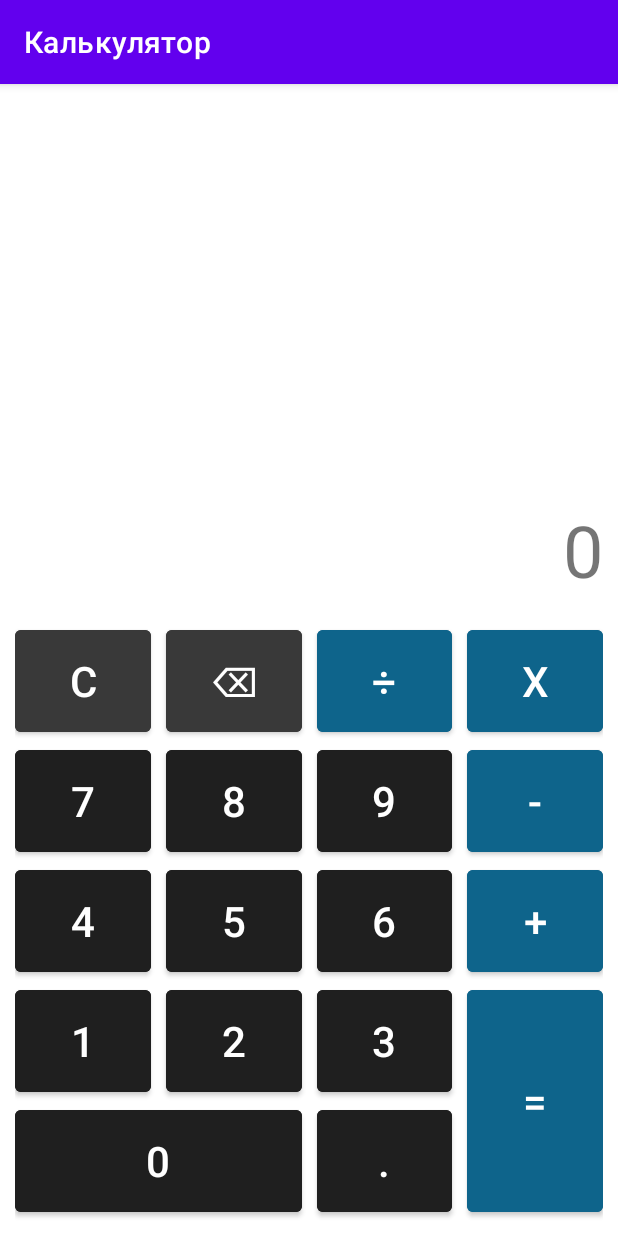
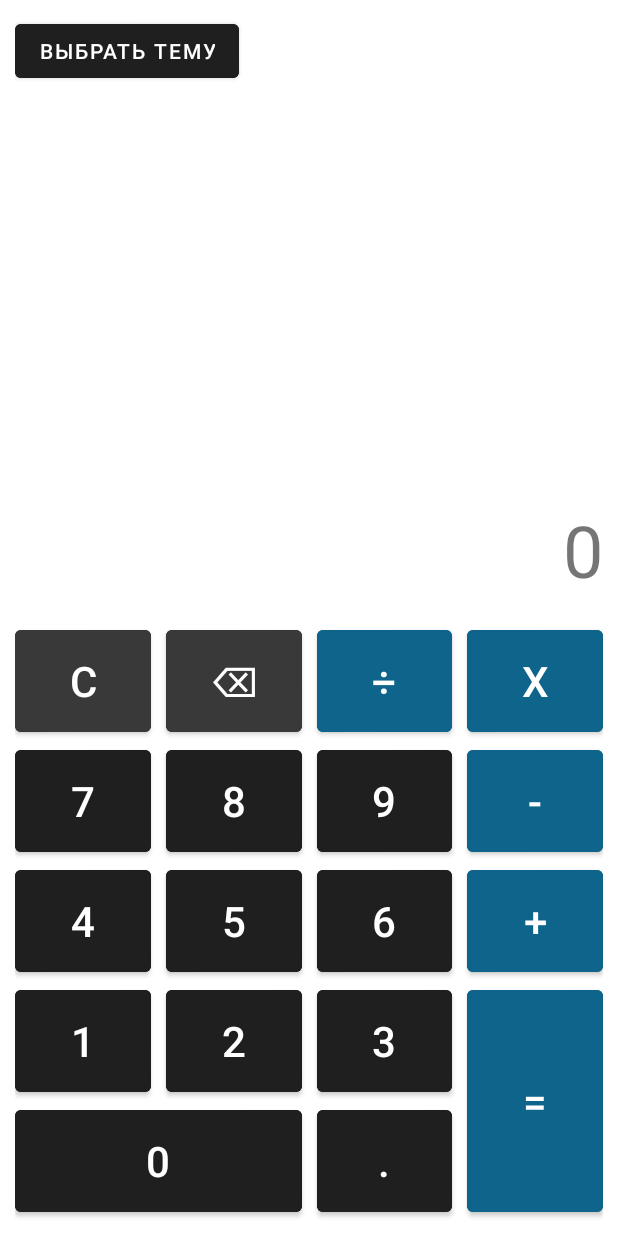
Before and after one commit to catdimson/gb-calc-app, an Android app: the screen it shows after launch (MainActivity), on a phone screen of 412 x 824 dp. Run offline under Robolectric (Android 15) with nearby library versions, the phone set to English and light mode, and no system bars.

```diff
--- a/app/src/main/java/ru/dkotik/mycalc/model/CalculatorImpl.java
+++ b/app/src/main/java/ru/dkotik/mycalc/model/CalculatorImpl.java
@@ -23,7 +23,7 @@ public class CalculatorImpl implements Calculator {
         try {
             Double jsResult = (Double) engine.eval(ex);
             result = String.valueOf(new BigDecimal(jsResult).setScale(5, RoundingMode.HALF_EVEN).doubleValue());
-        } catch (ScriptException e) {
+        } catch (ScriptException | NumberFormatException e) {
             e.printStackTrace();
             result = "Ошибка вычисления";
         }
--- /dev/null
+++ b/app/src/main/java/ru/dkotik/mycalc/model/Theme.java
@@ -0,0 +1,40 @@
+package ru.dkotik.mycalc.model;
+
+import androidx.annotation.StringRes;
+import androidx.annotation.StyleRes;
+
+import ru.dkotik.mycalc.R;
+
+public enum Theme {
+
+    ONE(R.style.Theme_CalcApp, R.string.theme_one, "one"),
+    TWO(R.style.Theme_CalcApp_SecondTheme, R.string.theme_two, "two"),
+    THREE(R.style.Theme_CalcApp_ThirdTheme, R.string.theme_three, "three");
+
+    @StyleRes
+    private final int theme;
+
+    @StringRes
+    private final int name;
+
+    private String key;
+
+    Theme(int theme, int name, String key) {
+        this.theme = theme;
+        this.name = name;
+        this.key = key;
+    }
+
+    public int getTheme() {
+        return theme;
+    }
+
+    public int getName() {
+        return name;
+    }
+
+    public String getKey() {
+        return key;
+    }
+
+}
--- /dev/null
+++ b/app/src/main/java/ru/dkotik/mycalc/storage/ThemeStorage.java
@@ -0,0 +1,39 @@
+package ru.dkotik.mycalc.storage;
+
+import android.content.Context;
+import android.content.SharedPreferences;
+
+import ru.dkotik.mycalc.model.Theme;
+
+public class ThemeStorage {
+
+    private static final String ARG_SAVED_THEME = "ARG_SAVE_THEME";
+
+    private final Context context;
+
+    public ThemeStorage(Context context) {
+        this.context = context;
+    }
+
+    public void saveTheme(Theme theme) {
+        SharedPreferences sharedPreferences = context.getSharedPreferences("Themes", Context.MODE_PRIVATE);
+
+        sharedPreferences.edit()
+                .putString(ARG_SAVED_THEME, theme.getKey())
+                .apply();
+    }
+
+    public Theme getSavedTheme() {
+        SharedPreferences sharedPreferences = context.getSharedPreferences("Themes", Context.MODE_PRIVATE);
+
+        String key = sharedPreferences.getString(ARG_SAVED_THEME, Theme.ONE.getKey());
+
+        for (Theme theme: Theme.values()) {
+            if (key.equals(theme.getKey())) {
+                return theme;
+            }
+        }
+
+        return Theme.ONE;
+    }
+}
--- a/app/src/main/java/ru/dkotik/mycalc/view/MainActivity.java
+++ b/app/src/main/java/ru/dkotik/mycalc/view/MainActivity.java
@@ -1,9 +1,15 @@
 package ru.dkotik.mycalc.view;
 
+import androidx.activity.result.ActivityResult;
+import androidx.activity.result.ActivityResultCallback;
+import androidx.activity.result.ActivityResultLauncher;
+import androidx.activity.result.contract.ActivityResultContracts;
 import androidx.annotation.NonNull;
 import androidx.appcompat.app.AppCompatActivity;
 
 import android.annotation.SuppressLint;
+import android.app.Activity;
+import android.content.Intent;
 import android.os.Bundle;
 import android.view.View;
 import android.widget.Button;
@@ -16,18 +22,42 @@ import java.util.Map;
 import ru.dkotik.mycalc.R;
 import ru.dkotik.mycalc.model.CalculatorImpl;
 import ru.dkotik.mycalc.model.Operation;
+import ru.dkotik.mycalc.model.Theme;
 import ru.dkotik.mycalc.presenter.CalculatorPresenter;
+import ru.dkotik.mycalc.storage.ThemeStorage;
 import ru.dkotik.mycalc.view.CalculatorView;
 
 public class MainActivity extends AppCompatActivity implements CalculatorView {
 
     private TextView result;
+    private ThemeStorage storage;
     private CalculatorPresenter presenter;
     private static final String EXPRESSION = "EXPRESSION";
+
+    private final ActivityResultLauncher<Intent> launcher = registerForActivityResult(
+            new ActivityResultContracts.StartActivityForResult(),
+            new ActivityResultCallback<ActivityResult>() {
+                @Override
+                public void onActivityResult(ActivityResult result) {
+                    if (result.getResultCode() == Activity.RESULT_OK) {
+                        Theme theme = (Theme) result.getData().getSerializableExtra(SelectThemeActivity.EXTRA_THEME);
+
+                        storage.saveTheme(theme);
+
+                        recreate();
+                    }
+                }
+    });
+
+    // Здесь будет решение задания из 5 урока
 
     @Override
     protected void onCreate(Bundle savedInstanceState) {
         super.onCreate(savedInstanceState);
+
+        storage = new ThemeStorage(this);
+        setTheme(storage.getSavedTheme().getTheme());
+
         setContentView(R.layout.activity_main);
 
         presenter = new CalculatorPresenter(this, new CalculatorImpl());
@@ -121,17 +151,15 @@ public class MainActivity extends AppCompatActivity implements CalculatorView {
             presenter.refreshStates(ex);
         }
 
-//        Тестирование кнопки для тоста
-//        Button showToastBtn = findViewById(R.id.show_toast);
-//        if (showToastBtn != null) {
-//            showToastBtn.setOnClickListener(new View.OnClickListener() {
-//                @SuppressLint("ShowToast")
-//                @Override
-//                public void onClick(View v) {
-//                    Toast.makeText(MainActivity.this, R.string.toast_fired, Toast.LENGTH_LONG);
-//                }
-//            });
-//        }
+        findViewById(R.id.theme_choose).setOnClickListener(new View.OnClickListener() {
+            @Override
+            public void onClick(View v) {
+                Intent intent = new Intent(MainActivity.this, SelectThemeActivity.class);
+                intent.putExtra(SelectThemeActivity.EXTRA_THEME, storage.getSavedTheme());
+
+                launcher.launch(intent);
+            }
+        });
     }
 
     @Override
--- a/app/src/main/res/layout-land/activity_main.xml
+++ b/app/src/main/res/layout-land/activity_main.xml
@@ -8,6 +8,16 @@
     tools:context=".view.MainActivity"
     android:background="@color/white"
     android:layout_column="4">
+
+    <Button
+        android:id="@+id/theme_choose"
+        app:layout_constraintTop_toTopOf="parent"
+        app:layout_constraintStart_toStartOf="parent"
+        android:layout_width="wrap_content"
+        android:layout_height="wrap_content"
+        android:text="@string/theme_choose"
+        tools:ignore="MissingConstraints"
+        android:textSize="14sp"/>
 
     <TextView
         android:id="@+id/result"
--- a/app/src/main/res/layout/activity_main.xml
+++ b/app/src/main/res/layout/activity_main.xml
@@ -8,6 +8,16 @@
     tools:context=".view.MainActivity"
     android:background="@color/white"
     android:layout_column="4">
+
+    <Button
+        android:id="@+id/theme_choose"
+        app:layout_constraintTop_toTopOf="parent"
+        app:layout_constraintStart_toStartOf="parent"
+        android:layout_width="wrap_content"
+        android:layout_height="wrap_content"
+        android:text="@string/theme_choose"
+        tools:ignore="MissingConstraints"
+        android:textSize="14sp"/>
 
     <TextView
         android:id="@+id/result"
@@ -25,7 +35,7 @@
         android:id="@+id/key_mult"
         android:layout_width="0dp"
         android:text="@string/mult"
-        style="@style/CalcButton.OperationButton"
+        style="@style/CalcButtonGeomAndSize.OperationButton"
         app:layout_constraintBottom_toTopOf="@id/key_minus"
         app:layout_constraintLeft_toRightOf="@id/key_div"
         app:layout_constraintRight_toRightOf="parent"/>
@@ -35,7 +45,7 @@
         android:layout_width="0dp"
         android:text="@string/div"
         android:layout_marginEnd="10dp"
-        style="@style/CalcButton.OperationButton"
+        style="@style/CalcButtonGeomAndSize.OperationButton"
         app:layout_constraintBottom_toTopOf="@id/key_9"
         app:layout_constraintLeft_toRightOf="@id/key_del"
         app:layout_constraintRight_toLeftOf="@id/key_mult"/>
@@ -45,7 +55,7 @@
         android:layout_width="0dp"
         android:text="@string/del"
         android:layout_marginEnd="10dp"
-        style="@style/CalcButton.CleanButton"
+        style="@style/CalcButtonGeomAndSize.CleanButton"
         app:layout_constraintBottom_toTopOf="@id/key_8"
         app:layout_constraintLeft_toRightOf="@id/key_clean"
         app:layout_constraintRight_toLeftOf="@id/key_div"/>
@@ -55,7 +65,7 @@
         android:layout_width="0dp"
         android:text="@string/clean"
         android:layout_marginEnd="10dp"
-        style="@style/CalcButton.CleanButton"
+        style="@style/CalcButtonGeomAndSize.CleanButton"
         app:layout_constraintBottom_toTopOf="@id/key_7"
         app:layout_constraintLeft_toLeftOf="parent"
         app:layout_constraintRight_toLeftOf="@id/key_del"/>
@@ -64,7 +74,7 @@
         android:id="@+id/key_minus"
         android:layout_width="0dp"
         android:text="@string/minus"
-        style="@style/CalcButton.OperationButton"
+        style="@style/CalcButtonGeomAndSize.OperationButton"
         app:layout_constraintBottom_toTopOf="@id/key_plus"
         app:layout_constraintLeft_toRightOf="@id/key_9"
         app:layout_constraintRight_toRightOf="parent"/>
@@ -72,9 +82,9 @@
     <com.google.android.material.button.MaterialButton
         android:id="@+id/key_9"
         android:layout_width="0dp"
+        style="@style/CalcButtonGeomAndSize"
         android:text="@string/num_9"
         android:layout_marginEnd="10dp"
-        style="@style/CalcButton"
         app:layout_constraintBottom_toTopOf="@id/key_6"
         app:layout_constraintLeft_toRightOf="@id/key_8"
         app:layout_constraintRight_toLeftOf="@id/key_minus"/>
@@ -82,9 +92,9 @@
     <com.google.android.material.button.MaterialButton
         android:id="@+id/key_8"
         android:layout_width="0dp"
+        style="@style/CalcButtonGeomAndSize"
         android:text="@string/num_8"
         android:layout_marginEnd="10dp"
-        style="@style/CalcButton"
         app:layout_constraintBottom_toTopOf="@id/key_5"
         app:layout_constraintLeft_toRightOf="@id/key_7"
         app:layout_constraintRight_toLeftOf="@id/key_9"/>
@@ -92,9 +102,9 @@
     <com.google.android.material.button.MaterialButton
         android:id="@+id/key_7"
         android:layout_width="0dp"
+        style="@style/CalcButtonGeomAndSize"
         android:text="@string/num_7"
         android:layout_marginEnd="10dp"
-        style="@style/CalcButton"
         app:layout_constraintBottom_toTopOf="@id/key_4"
         app:layout_constraintLeft_toLeftOf="parent"
         app:layout_constraintRight_toLeftOf="@id/key_8"/>
@@ -103,7 +113,7 @@
         android:id="@+id/key_plus"
         android:layout_width="0dp"
         android:text="@string/plus"
-        style="@style/CalcButton.OperationButton"
+        style="@style/CalcButtonGeomAndSize.OperationButton"
         app:layout_constraintBottom_toTopOf="@id/key_result"
         app:layout_constraintLeft_toRightOf="@id/key_6"
         app:layout_constraintRight_toRightOf="parent"/>
@@ -111,9 +121,9 @@
     <com.google.android.material.button.MaterialButton
         android:id="@+id/key_6"
         android:layout_width="0dp"
+        style="@style/CalcButtonGeomAndSize"
         android:text="@string/num_6"
         android:layout_marginEnd="10dp"
-        style="@style/CalcButton"
         app:layout_constraintBottom_toTopOf="@id/key_3"
         app:layout_constraintLeft_toRightOf="@id/key_5"
         app:layout_constraintRight_toLeftOf="@id/key_plus"/>
@@ -121,9 +131,9 @@
     <com.google.android.material.button.MaterialButton
         android:id="@+id/key_5"
         android:layout_width="0dp"
+        style="@style/CalcButtonGeomAndSize"
         android:text="@string/num_5"
         android:layout_marginEnd="10dp"
-        style="@style/CalcButton"
         app:layout_constraintBottom_toTopOf="@id/key_2"
         app:layout_constraintLeft_toRightOf="@id/key_4"
         app:layout_constraintRight_toLeftOf="@id/key_6"/>
@@ -131,9 +141,9 @@
     <com.google.android.material.button.MaterialButton
         android:id="@+id/key_4"
         android:layout_width="0dp"
+        style="@style/CalcButtonGeomAndSize"
         android:text="@string/num_4"
         android:layout_marginEnd="10dp"
-        style="@style/CalcButton"
         app:layout_constraintBottom_toTopOf="@id/key_1"
         app:layout_constraintLeft_toLeftOf="parent"
         app:layout_constraintRight_toLeftOf="@id/key_5"/>
@@ -141,9 +151,9 @@
     <com.google.android.material.button.MaterialButton
         android:id="@+id/key_3"
         android:layout_width="0dp"
+        style="@style/CalcButtonGeomAndSize"
         android:text="@string/num_3"
         android:layout_marginEnd="10dp"
-        style="@style/CalcButton"
         app:layout_constraintBottom_toTopOf="@id/key_dot"
         app:layout_constraintLeft_toRightOf="@id/key_2"
         app:layout_constraintRight_toLeftOf="@id/key_result"/>
@@ -151,9 +161,9 @@
     <com.google.android.material.button.MaterialButton
         android:id="@+id/key_2"
         android:layout_width="0dp"
+        style="@style/CalcButtonGeomAndSize"
         android:text="@string/num_2"
         android:layout_marginEnd="10dp"
-        style="@style/CalcButton"
         app:layout_constraintBottom_toTopOf="@id/key_0"
         app:layout_constraintLeft_toRightOf="@id/key_1"
         app:layout_constraintRight_toLeftOf="@id/key_3"/>
@@ -161,9 +171,9 @@
     <com.google.android.material.button.MaterialButton
         android:id="@+id/key_1"
         android:layout_width="0dp"
+        style="@style/CalcButtonGeomAndSize"
         android:text="@string/num_1"
         android:layout_marginEnd="10dp"
-        style="@style/CalcButton"
         app:layout_constraintBottom_toTopOf="@id/key_0"
         app:layout_constraintLeft_toLeftOf="parent"
         app:layout_constraintRight_toLeftOf="@id/key_2"/>
@@ -171,8 +181,8 @@
     <com.google.android.material.button.MaterialButton
         android:id="@+id/key_0"
         android:layout_width="0dp"
+        style="@style/CalcButtonGeomAndSize"
         android:text="@string/num_0"
-        style="@style/CalcButton"
         app:layout_constraintBottom_toBottomOf="parent"
         app:layout_constraintLeft_toLeftOf="parent"
         app:layout_constraintRight_toRightOf="@id/key_2"/>
@@ -180,10 +190,10 @@
     <com.google.android.material.button.MaterialButton
         android:id="@+id/key_dot"
         android:layout_width="0dp"
+        style="@style/CalcButtonGeomAndSize"
         android:text="@string/num_dot"
         android:layout_marginEnd="10dp"
         android:layout_marginStart="10dp"
-        style="@style/CalcButton"
         app:layout_constraintBottom_toBottomOf="parent"
         app:layout_constraintLeft_toRightOf="@id/key_0"
         app:layout_constraintRight_toLeftOf="@id/key_result"/>
@@ -193,7 +203,7 @@
         android:layout_width="0dp"
         android:layout_height="160dp"
         android:text="@string/num_result"
-        style="@style/CalcButton.OperationButton"
+        style="@style/CalcButtonGeomAndSize.OperationButton"
         app:layout_constraintBottom_toBottomOf="parent"
         app:layout_constraintLeft_toRightOf="@id/key_dot"
         app:layout_constraintRight_toRightOf="parent"/>
--- a/app/src/main/res/values/colors.xml
+++ b/app/src/main/res/values/colors.xml
@@ -12,4 +12,5 @@
     <color name="gray">#393939</color>
     <color name="dark_gray">#1f1f1f</color>
     <color name="red">#F44336</color>
+    <color name="orange">#FF9800</color>
 </resources>
--- a/app/src/main/res/values/dimens.xml
+++ b/app/src/main/res/values/dimens.xml
@@ -1,5 +1,6 @@
 <?xml version="1.0" encoding="utf-8"?>
 <resources>
     <dimen name="button_text_size_default">28sp</dimen>
-    <dimen name="layout_height_default">80sp</dimen>
+    <dimen name="layout_height_default">80dp</dimen>
+    <dimen name="default_margin">16dp</dimen>
 </resources>
--- a/app/src/main/res/values/strings.xml
+++ b/app/src/main/res/values/strings.xml
@@ -23,6 +23,11 @@
     <string name="start_result_value">0</string>
     <string name="show_toast">show_toast</string>
     <string name="toast_fired">Toast Fired!</string>
+    <string name="theme_one">Черная</string>
+    <string name="theme_two">Красная</string>
+    <string name="theme_three">Оранжевая</string>
+    <string name="theme_choose">Выбрать тему</string>
+    <string name="theme_item">Элемент списка тем</string>
 
 
 </resources>
--- a/app/src/main/res/values/styles.xml
+++ b/app/src/main/res/values/styles.xml
@@ -1,16 +1,27 @@
 <?xml version="1.0" encoding="utf-8"?>
 <resources>
-    <style name="CalcButton" parent="@style/Widget.MaterialComponents.Button">
+    <!--размеры-->
+    <style name="CalcButtonGeomAndSize" parent="@style/Widget.MaterialComponents.Button">
+        <item name="android:textSize">@dimen/button_text_size_default</item>
         <item name="android:layout_height">@dimen/layout_height_default</item>
-        <item name="android:textSize">@dimen/button_text_size_default</item>
+    </style>
+
+    <!--цвета цифр и точки-->
+    <style name="CalcButtonGeomAndSize.BlackButtonStyle">
         <item name="android:backgroundTint">@color/dark_gray</item>
     </style>
+    <style name="CalcButtonGeomAndSize.RedButtonStyle">
+        <item name="android:backgroundTint">@color/red</item>
+    </style>
+    <style name="CalcButtonGeomAndSize.OrangeButtonStyle">
+        <item name="android:backgroundTint">@color/orange</item>
+    </style>
 
-    <style name="CalcButton.OperationButton">
+    <!--цвета для операций-->
+    <style name="CalcButtonGeomAndSize.CleanButton">
+        <item name="android:backgroundTint">@color/gray</item>
+    </style>
+    <style name="CalcButtonGeomAndSize.OperationButton">
         <item name="android:backgroundTint">@color/blue</item>
     </style>
-
-    <style name="CalcButton.CleanButton">
-        <item name="android:backgroundTint">@color/gray</item>
-    </style>
 </resources>
--- a/app/src/main/res/values/themes.xml
+++ b/app/src/main/res/values/themes.xml
@@ -1,9 +1,9 @@
 <resources xmlns:tools="http://schemas.android.com/tools">
     <!-- Base application theme. -->
-    <style name="Theme.CalcApp" parent="Theme.MaterialComponents.DayNight.DarkActionBar">
+    <style name="Theme.CalcApp" parent="Theme.MaterialComponents.DayNight.NoActionBar">
         <!-- Primary brand color. -->
-        <item name="colorPrimary">@color/purple_500</item>
-        <item name="colorPrimaryVariant">@color/purple_700</item>
+        <item name="colorPrimary">@color/dark_gray</item>
+        <item name="colorPrimaryVariant">@color/dark_gray</item>
         <item name="colorOnPrimary">@color/white</item>
         <!-- Secondary brand color. -->
         <item name="colorSecondary">@color/teal_200</item>
@@ -12,5 +12,16 @@
         <!-- Status bar color. -->
         <item name="android:statusBarColor" tools:targetApi="l">?attr/colorPrimaryVariant</item>
         <!-- Customize your theme here. -->
+        <item name="materialButtonStyle">@style/CalcButtonGeomAndSize.BlackButtonStyle</item>
+    </style>
+
+    <style name="Theme.CalcApp.SecondTheme">
+        <item name="colorPrimary">@color/red</item>
+        <item name="materialButtonStyle">@style/CalcButtonGeomAndSize.RedButtonStyle</item>
+    </style>
+
+    <style name="Theme.CalcApp.ThirdTheme">
+        <item name="colorPrimary">@color/orange</item>
+        <item name="materialButtonStyle">@style/CalcButtonGeomAndSize.OrangeButtonStyle</item>
     </style>
 </resources>
```
Also changed, not shown: app/src/main/AndroidManifest.xml (+7 -1 lines), app/src/main/java/ru/dkotik/mycalc/presenter/CalculatorPresenter.java (+28 -4 lines), app/src/main/java/ru/dkotik/mycalc/view/SelectThemeActivity.java (added, +59 -0 lines), app/src/main/res/drawable/ic_baseline_check_box_24.xml (added, +10 -0 lines), app/src/main/res/layout/activity_select_theme.xml (added, +15 -0 lines), app/src/main/res/layout/theme_item.xml (added, +28 -0 lines).
